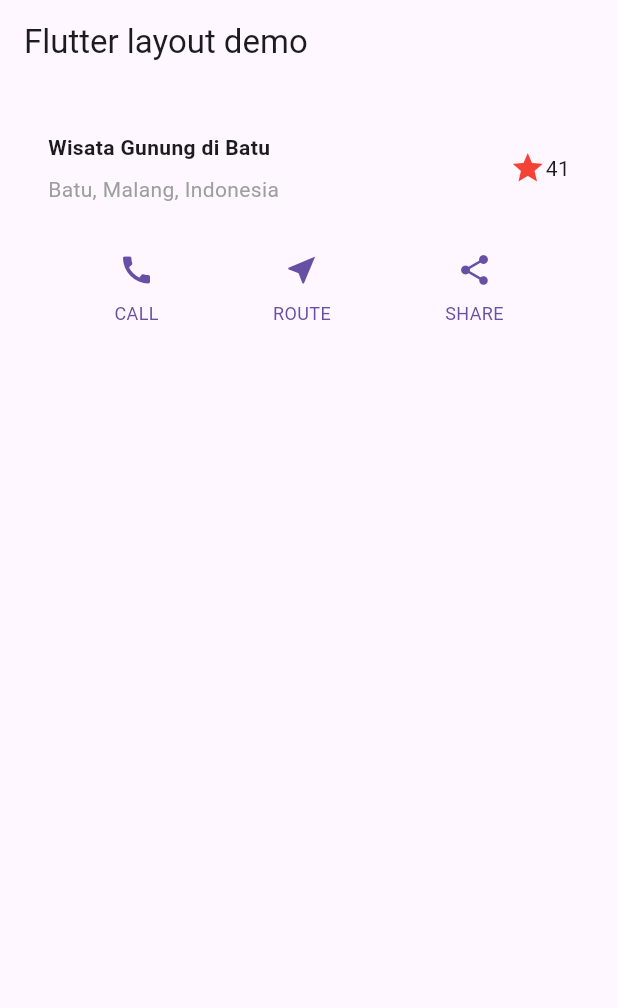
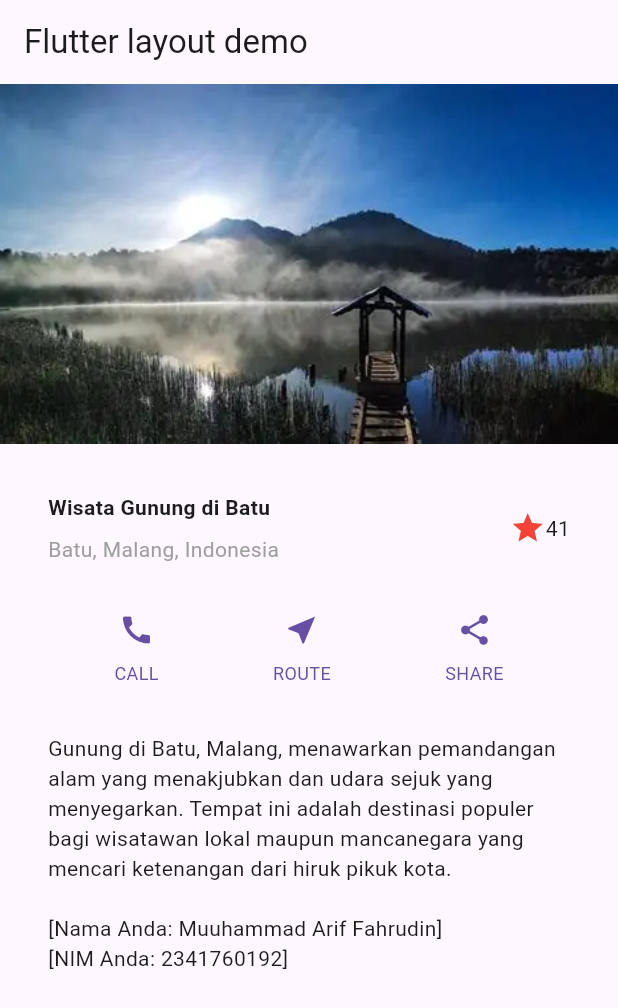
Before and after one commit to ariffhrdn/layout_flutter, a Flutter app: the screen it shows after launch, on a phone screen of 412 x 824 dp. Shown: the top 1008 px of the screen. Run offline on Flutter 3.47's test engine with Material 3 defaults, Android fonts, the phone set to English and light mode, and no system bars.

Commit message:
Praktikum 4 selesai

```diff
--- a/lib/main.dart
+++ b/lib/main.dart
@@ -44,11 +44,8 @@ class MyApp extends StatelessWidget {
     );
 
     // --- Bagian Button (dari Praktikum 2) ---
-
-    // Variabel color (Langkah 2)
     Color color = Theme.of(context).primaryColor;
 
-    // Widget buttonSection (Langkah 2)
     Widget buttonSection = Row(
       mainAxisAlignment: MainAxisAlignment.spaceEvenly,
       children: [
@@ -58,30 +55,50 @@ class MyApp extends StatelessWidget {
       ],
     );
 
+    // --- Bagian Text (dari Praktikum 3) ---
+    // (Langkah 1)
+    Widget textSection = Container(
+      padding: const EdgeInsets.all(32),
+      child: const Text(
+        'Gunung di Batu, Malang, menawarkan pemandangan alam yang menakjubkan '
+        'dan udara sejuk yang menyegarkan. Tempat ini adalah destinasi '
+        'populer bagi wisatawan lokal maupun mancanegara yang mencari '
+        'ketenangan dari hiruk pikuk kota. '
+        '\n\n[Nama Anda: Muuhammad Arif Fahrudin]'
+        '\n[NIM Anda: 2341760192]',
+        softWrap: true, // Ini akan membungkus teks jika tidak muat
+      ),
+    );
+
+
     // --- Build Method Utama ---
     return MaterialApp(
-      title: 'Flutter layout: [Nama dan NIM Anda]', // <-- Jangan lupa ganti
+      title: 'Flutter layout: Muhammad Arif Fahrudin - 2341760192', // <-- Jangan lupa ganti
       home: Scaffold(
         appBar: AppBar(
           title: const Text('Flutter layout demo'),
         ),
 
-        // --- Solusi Langkah 3 ---
-        // Mengganti body dengan Column yang berisi
-        // titleSection dan buttonSection
-        body: Column(
+        // --- Solusi Langkah 2 ---
+        // Menambahkan textSection ke dalam Column
+        body: ListView(
           children: [
+            Image.asset(
+              'images/danau.png',
+              width: 600,
+              height: 240,
+              fit: BoxFit.cover,
+            ),
             titleSection,
-            buttonSection, // Ini adalah widget baru yang ditambahkan
+            buttonSection,
+            textSection, // Ini adalah widget baru yang ditambahkan
           ],
         ),
       ),
     );
   }
 
-  // --- Method _buildButtonColumn (dari Langkah 1) ---
-  // Method ini ditempatkan di dalam class MyApp,
-  // tetapi di luar method build().
+  // --- Method _buildButtonColumn (dari Praktikum 2) ---
   Column _buildButtonColumn(Color color, IconData icon, String label) {
     return Column(
       mainAxisSize: MainAxisSize.min,
--- a/pubspec.yaml
+++ b/pubspec.yaml
@@ -56,7 +56,8 @@ flutter:
   # included with your application, so that you can use the icons in
   # the material Icons class.
   uses-material-design: true
-
+  assets:
+    - images/danau.png
   # To add assets to your application, add an assets section, like this:
   # assets:
   #   - images/a_dot_burr.jpeg
```
Also changed, not shown: image-2.png (added), image-3.png (added), image-4.png (added), images/danau.png (added), 1 other file.
